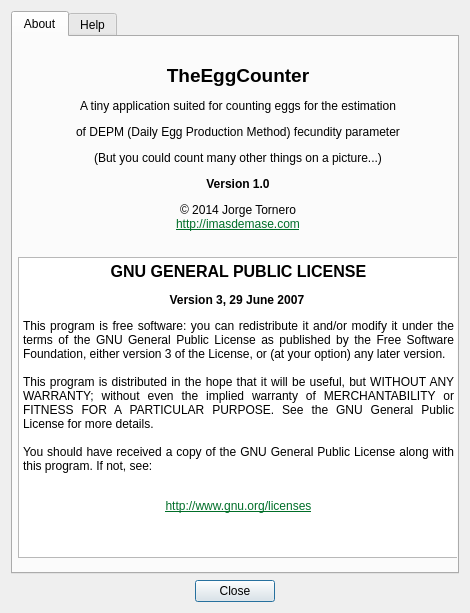
Old version of the form ui_and_ts/aboutdialog.ui in the repository jtornero/TheEggCounter.
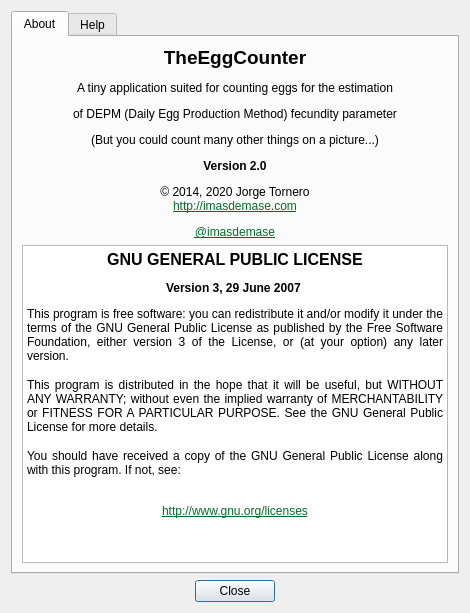
New version of the form.

Commit message: New 2.0 version ported to Python 3 and PyQt5

```diff
--- a/ui_and_ts/aboutdialog.ui
+++ b/ui_and_ts/aboutdialog.ui
@@ -30,43 +30,33 @@
       <attribute name="title">
        <string>About</string>
       </attribute>
-      <widget class="QTextBrowser" name="licenseText">
-       <property name="geometry">
-        <rect>
-         <x>5</x>
-         <y>220</y>
-         <width>441</width>
-         <height>301</height>
-        </rect>
-       </property>
-       <property name="documentTitle">
-        <string>License</string>
-       </property>
-       <property name="html">
-        <string>&lt;!DOCTYPE HTML PUBLIC &quot;-//W3C//DTD HTML 4.0//EN&quot; &quot;http://www.w3.org/TR/REC-html40/strict.dtd&quot;&gt;
+      <layout class="QGridLayout" name="gridLayout_2">
+       <item row="0" column="0">
+        <widget class="QLabel" name="aboutLabel">
+         <property name="text">
+          <string>&lt;html&gt;&lt;head/&gt;&lt;body&gt;&lt;p align=&quot;center&quot;&gt;&lt;span style=&quot; font-size:14pt; font-weight:600;&quot;&gt;TheEggCounter&lt;/span&gt;&lt;/p&gt;&lt;p align=&quot;center&quot;&gt;A tiny application suited for counting eggs for the estimation&lt;/p&gt;&lt;p align=&quot;center&quot;&gt;of DEPM (Daily Egg Production Method) fecundity parameter&lt;/p&gt;&lt;p align=&quot;center&quot;&gt;(But you could count many other things on a picture...)&lt;/p&gt;&lt;p align=&quot;center&quot;&gt;&lt;span style=&quot; font-size:medium; font-weight:600;&quot;&gt;Version 2.0&lt;/span&gt;&lt;/p&gt;&lt;p align=&quot;center&quot;&gt;© 2014, 2020 Jorge Tornero&lt;br/&gt;&lt;a href=&quot;http://imasdemase.com&quot;&gt;&lt;span style=&quot; text-decoration: underline; color:#006e28;&quot;&gt;http://imasdemase.com&lt;/span&gt;&lt;/a&gt;&lt;/p&gt;&lt;p align=&quot;center&quot;&gt;&lt;a href=&quot;http://imasdemase.com&quot;&gt;&lt;span style=&quot; text-decoration: underline; color:#006e28;&quot;&gt;@imasdemase&lt;/span&gt;&lt;/a&gt;&lt;/p&gt;&lt;/body&gt;&lt;/html&gt;</string>
+         </property>
+        </widget>
+       </item>
+       <item row="1" column="0">
+        <widget class="QTextBrowser" name="licenseText">
+         <property name="documentTitle">
+          <string>License</string>
+         </property>
+         <property name="html">
+          <string>&lt;!DOCTYPE HTML PUBLIC &quot;-//W3C//DTD HTML 4.0//EN&quot; &quot;http://www.w3.org/TR/REC-html40/strict.dtd&quot;&gt;
 &lt;html&gt;&lt;head&gt;&lt;meta name=&quot;qrichtext&quot; content=&quot;1&quot; /&gt;&lt;title&gt;License&lt;/title&gt;&lt;style type=&quot;text/css&quot;&gt;
 p, li { white-space: pre-wrap; }
-&lt;/style&gt;&lt;/head&gt;&lt;body style=&quot; font-family:'Ubuntu'; font-size:9pt; font-weight:400; font-style:normal;&quot;&gt;
+&lt;/style&gt;&lt;/head&gt;&lt;body style=&quot; font-family:'Noto Sans'; font-size:10pt; font-weight:400; font-style:normal;&quot;&gt;
 &lt;p align=&quot;center&quot; style=&quot; margin-top:14px; margin-bottom:12px; margin-left:0px; margin-right:0px; -qt-block-indent:0; text-indent:0px;&quot;&gt;&lt;span style=&quot; font-family:'Sans Serif'; font-size:12pt; font-weight:600;&quot;&gt;GNU GENERAL PUBLIC LICENSE&lt;/span&gt;&lt;/p&gt;
-&lt;p align=&quot;center&quot; style=&quot; margin-top:12px; margin-bottom:4px; margin-left:0px; margin-right:0px; -qt-block-indent:0; text-indent:0px;&quot;&gt;&lt;span style=&quot; font-family:'Sans Serif'; font-weight:600;&quot;&gt;Version 3, 29 June 2007&lt;/span&gt;&lt;span style=&quot; font-family:'Sans Serif';&quot;&gt; &lt;/span&gt;&lt;/p&gt;
-&lt;p align=&quot;justify&quot; style=&quot; margin-top:12px; margin-bottom:12px; margin-left:0px; margin-right:0px; -qt-block-indent:0; text-indent:0px;&quot;&gt;&lt;span style=&quot; font-family:'Sans Serif';&quot;&gt;This program is free software: you can redistribute it and/or modify it under the terms of the GNU General Public License as published by the Free Software Foundation, either version 3 of the License, or (at your option) any later version.&lt;br /&gt;&lt;br /&gt;This program is distributed in the hope that it will be useful, but WITHOUT ANY WARRANTY; without even the implied warranty of MERCHANTABILITY or FITNESS FOR A PARTICULAR PURPOSE. See the GNU General Public License for more details.&lt;br /&gt;&lt;br /&gt;You should have received a copy of the GNU General Public License along with this program. If not, see:&lt;br /&gt;&lt;/span&gt;&lt;/p&gt;
-&lt;p align=&quot;center&quot; style=&quot; margin-top:0px; margin-bottom:0px; margin-left:0px; margin-right:0px; -qt-block-indent:0; text-indent:0px;&quot;&gt;&lt;a href=&quot;http://www.gnu.org/licenses&quot;&gt;&lt;span style=&quot; font-family:'Sans Serif'; text-decoration: underline; color:#006e28;&quot;&gt;http://www.gnu.org/licenses&lt;/span&gt;&lt;/a&gt;&lt;/p&gt;
-&lt;p style=&quot;-qt-paragraph-type:empty; margin-top:0px; margin-bottom:0px; margin-left:0px; margin-right:0px; -qt-block-indent:0; text-indent:0px; font-family:'Sans Serif';&quot;&gt;&lt;br /&gt;&lt;/p&gt;&lt;/body&gt;&lt;/html&gt;</string>
-       </property>
-      </widget>
-      <widget class="QLabel" name="aboutLabel">
-       <property name="geometry">
-        <rect>
-         <x>50</x>
-         <y>10</y>
-         <width>350</width>
-         <height>201</height>
-        </rect>
-       </property>
-       <property name="text">
-        <string>&lt;html&gt;&lt;head/&gt;&lt;body&gt;&lt;p align=&quot;center&quot;&gt;&lt;span style=&quot; font-size:14pt; font-weight:600;&quot;&gt;TheEggCounter&lt;/span&gt;&lt;/p&gt;&lt;p align=&quot;center&quot;&gt;A tiny application suited for counting eggs for the estimation&lt;/p&gt;&lt;p align=&quot;center&quot;&gt;of DEPM (Daily Egg Production Method) fecundity parameter&lt;/p&gt;&lt;p align=&quot;center&quot;&gt;(But you could count many other things on a picture...)&lt;/p&gt;&lt;p align=&quot;center&quot;&gt;&lt;span style=&quot; font-size:medium; font-weight:600;&quot;&gt;Version 1.0&lt;/span&gt;&lt;/p&gt;&lt;p align=&quot;center&quot;&gt;© 2014 Jorge Tornero&lt;br/&gt;&lt;a href=&quot;http://imasdemase.com&quot;&gt;&lt;span style=&quot; text-decoration: underline; color:#006e28;&quot;&gt;http://imasdemase.com&lt;/span&gt;&lt;/a&gt;&lt;/p&gt;&lt;/body&gt;&lt;/html&gt;</string>
-       </property>
-      </widget>
+&lt;p align=&quot;center&quot; style=&quot; margin-top:12px; margin-bottom:4px; margin-left:0px; margin-right:0px; -qt-block-indent:0; text-indent:0px;&quot;&gt;&lt;span style=&quot; font-family:'Sans Serif'; font-size:9pt; font-weight:600;&quot;&gt;Version 3, 29 June 2007&lt;/span&gt;&lt;span style=&quot; font-family:'Sans Serif'; font-size:9pt;&quot;&gt; &lt;/span&gt;&lt;/p&gt;
+&lt;p align=&quot;justify&quot; style=&quot; margin-top:12px; margin-bottom:12px; margin-left:0px; margin-right:0px; -qt-block-indent:0; text-indent:0px;&quot;&gt;&lt;span style=&quot; font-family:'Sans Serif'; font-size:9pt;&quot;&gt;This program is free software: you can redistribute it and/or modify it under the terms of the GNU General Public License as published by the Free Software Foundation, either version 3 of the License, or (at your option) any later version.&lt;br /&gt;&lt;br /&gt;This program is distributed in the hope that it will be useful, but WITHOUT ANY WARRANTY; without even the implied warranty of MERCHANTABILITY or FITNESS FOR A PARTICULAR PURPOSE. See the GNU General Public License for more details.&lt;br /&gt;&lt;br /&gt;You should have received a copy of the GNU General Public License along with this program. If not, see:&lt;br /&gt;&lt;/span&gt;&lt;/p&gt;
+&lt;p align=&quot;center&quot; style=&quot; margin-top:0px; margin-bottom:0px; margin-left:0px; margin-right:0px; -qt-block-indent:0; text-indent:0px;&quot;&gt;&lt;a href=&quot;http://www.gnu.org/licenses&quot;&gt;&lt;span style=&quot; font-family:'Sans Serif'; font-size:9pt; text-decoration: underline; color:#006e28;&quot;&gt;http://www.gnu.org/licenses&lt;/span&gt;&lt;/a&gt;&lt;/p&gt;
+&lt;p style=&quot;-qt-paragraph-type:empty; margin-top:0px; margin-bottom:0px; margin-left:0px; margin-right:0px; -qt-block-indent:0; text-indent:0px; font-family:'Sans Serif'; font-size:9pt;&quot;&gt;&lt;br /&gt;&lt;/p&gt;&lt;/body&gt;&lt;/html&gt;</string>
+         </property>
+        </widget>
+       </item>
+      </layout>
      </widget>
      <widget class="QWidget" name="helpTab">
       <attribute name="title">
```
Left out of the diff: 42 changed lines with no effect on the pictures. The commit also changes 13 other files.
